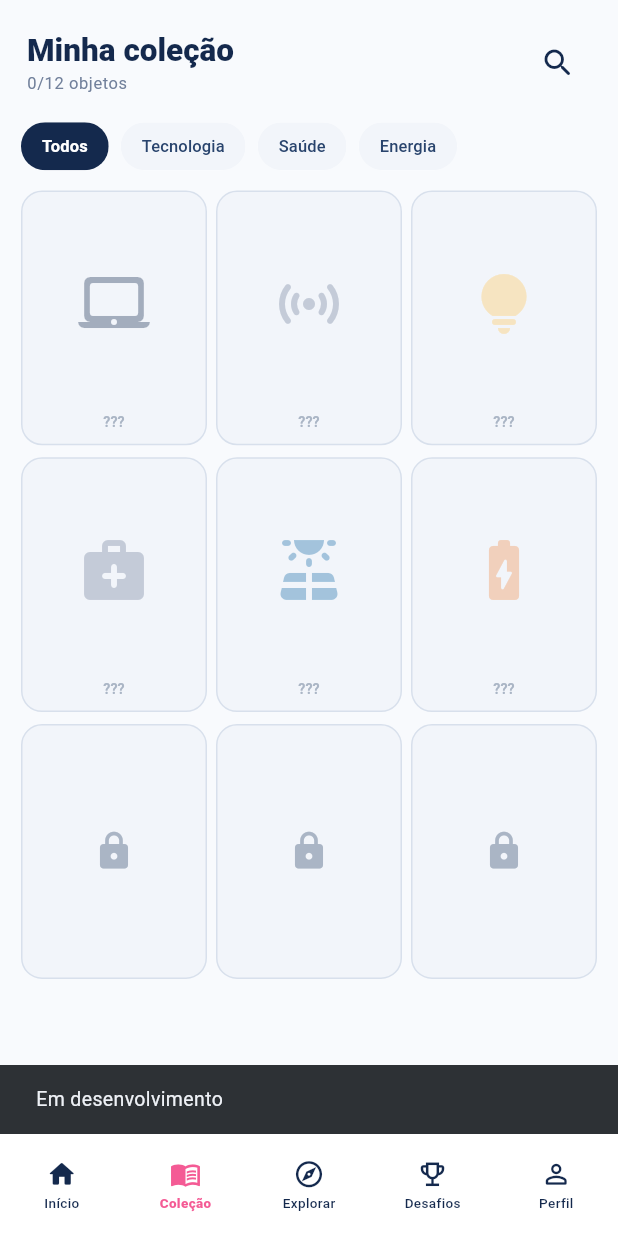
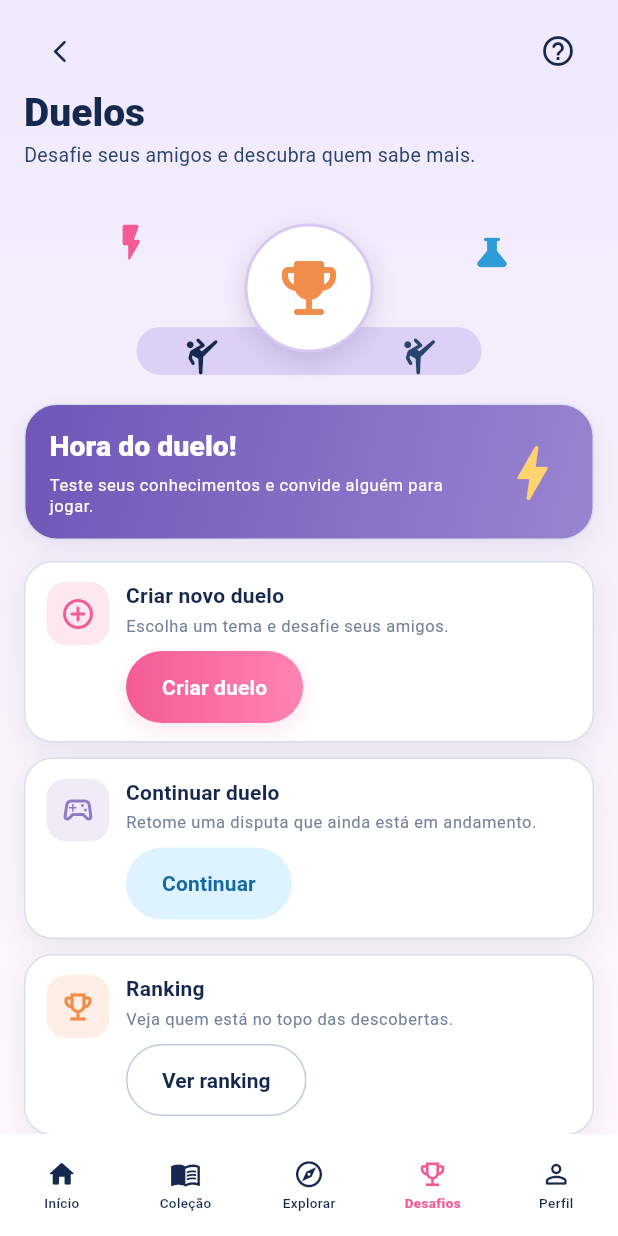
Before and after one commit to juliarichesky/descobrix-mobile, a Flutter app: the CollectionScreen screen opened directly, item 4 of the bottom bar chosen, on a phone screen of 412 x 824 dp. Run offline on Flutter 3.47's test engine with Material 3 defaults, Android fonts, the phone set to English and light mode, and no system bars; our stand-ins replace camera, shared_preferences; accounts and stored records are empty.

Commit message:
feat: implement duels screen

```diff
--- a/lib/screens/collection_screen.dart
+++ b/lib/screens/collection_screen.dart
@@ -3,6 +3,7 @@ import 'package:flutter/material.dart';
 import '../data/local_collection_store.dart';
 import '../models/discovery.dart';
 import '../theme/app_colors.dart';
+import 'duels_screen.dart';
 import 'item_detail_screen.dart';
 import 'scanner_screen.dart';
 
@@ -129,6 +130,9 @@ class _CollectionScreenState extends State<CollectionScreen> {
         ).push(MaterialPageRoute<void>(builder: (_) => const ScannerScreen()));
         return;
       case 3:
+        Navigator.of(context)
+            .push(MaterialPageRoute<void>(builder: (_) => const DuelsScreen()));
+        return;
       case 4:
         ScaffoldMessenger.of(context)
             .showSnackBar(const SnackBar(content: Text('Em desenvolvimento')));
--- /dev/null
+++ b/lib/screens/duels_screen.dart
@@ -0,0 +1,402 @@
+import 'package:flutter/material.dart';
+
+import '../theme/app_colors.dart';
+import '../widgets/app_button.dart';
+import '../widgets/app_card.dart';
+import 'collection_screen.dart';
+import 'scanner_screen.dart';
+
+class DuelsScreen extends StatelessWidget {
+  const DuelsScreen({super.key});
+
+  void _showInDevelopment(BuildContext context) {
+    ScaffoldMessenger.of(context)
+      ..hideCurrentSnackBar()
+      ..showSnackBar(const SnackBar(content: Text('Em desenvolvimento')));
+  }
+
+  void _openCollection(BuildContext context) {
+    Navigator.of(
+      context,
+    ).push(MaterialPageRoute<void>(builder: (_) => const CollectionScreen()));
+  }
+
+  void _openScanner(BuildContext context) {
+    Navigator.of(context)
+        .push(MaterialPageRoute<void>(builder: (_) => const ScannerScreen()));
+  }
+
+  void _onNavigationSelected(BuildContext context, int index) {
+    switch (index) {
+      case 0:
+        if (Navigator.of(context).canPop()) Navigator.of(context).pop();
+        return;
+      case 1:
+        _openCollection(context);
+        return;
+      case 2:
+        _openScanner(context);
+        return;
+      case 3:
+        return;
+      case 4:
+        _showInDevelopment(context);
+        return;
+    }
+  }
+
+  @override
+  Widget build(BuildContext context) {
+    final textTheme = Theme.of(context).textTheme;
+
+    return Scaffold(
+      backgroundColor: const Color(0xFFF5F0FC),
+      body: SafeArea(
+        bottom: false,
+        child: Container(
+          decoration: const BoxDecoration(
+            gradient: LinearGradient(
+              begin: Alignment.topCenter,
+              end: Alignment.bottomCenter,
+              colors: [Color(0xFFF0E9FC), Color(0xFFFFF8FC)],
+            ),
+          ),
+          child: SingleChildScrollView(
+            padding: const EdgeInsets.fromLTRB(16, 10, 16, 24),
+            child: Column(
+              crossAxisAlignment: CrossAxisAlignment.stretch,
+              children: [
+                Row(
+                  children: [
+                    IconButton(
+                      tooltip: 'Voltar',
+                      onPressed: () => Navigator.of(context).pop(),
+                      icon: const Icon(
+                        Icons.arrow_back_ios_new_rounded,
+                        size: 18,
+                      ),
+                      color: AppColors.navy,
+                    ),
+                    const Spacer(),
+                    IconButton(
+                      tooltip: 'Ajuda',
+                      onPressed: () => _showInDevelopment(context),
+                      icon: const Icon(Icons.help_outline_rounded),
+                      color: AppColors.navy,
+                    ),
+                  ],
+                ),
+                const SizedBox(height: 2),
+                Text('Duelos', style: textTheme.headlineLarge),
+                const SizedBox(height: 5),
+                Text(
+                  'Desafie seus amigos e descubra quem sabe mais.',
+                  style: textTheme.bodyMedium?.copyWith(
+                    color: AppColors.navySoft,
+                  ),
+                ),
+                const SizedBox(height: 16),
+                const _DuelIllustration(),
+                const SizedBox(height: 14),
+                AppCard(
+                  padding: const EdgeInsets.fromLTRB(16, 16, 16, 15),
+                  borderRadius: 22,
+                  gradient: const LinearGradient(
+                    begin: Alignment.topLeft,
+                    end: Alignment.bottomRight,
+                    colors: [Color(0xFF6F56B7), Color(0xFF9984D1)],
+                  ),
+                  child: Row(
+                    children: [
+                      Expanded(
+                        child: Column(
+                          crossAxisAlignment: CrossAxisAlignment.start,
+                          children: [
+                            Text(
+                              'Hora do duelo!',
+                              style: textTheme.titleLarge?.copyWith(
+                                color: AppColors.surface,
+                                fontSize: 19,
+                              ),
+                            ),
+                            const SizedBox(height: 7),
+                            Text(
+                              'Teste seus conhecimentos e convide alguém para jogar.',
+                              style: textTheme.bodySmall?.copyWith(
+                                color: AppColors.surface,
+                                height: 1.3,
+                              ),
+                            ),
+                          ],
+                        ),
+                      ),
+                      const SizedBox(width: 10),
+                      const Icon(
+                        Icons.bolt_rounded,
+                        color: Color(0xFFFFD36E),
+                        size: 48,
+                      ),
+                    ],
+                  ),
+                ),
+                const SizedBox(height: 14),
+                _DuelActionCard(
+                  icon: Icons.add_circle_outline_rounded,
+                  iconColor: AppColors.pink,
+                  title: 'Criar novo duelo',
+                  description: 'Escolha um tema e desafie seus amigos.',
+                  buttonLabel: 'Criar duelo',
+                  buttonVariant: AppButtonVariant.primary,
+                  onPressed: () => _showInDevelopment(context),
+                ),
+                const SizedBox(height: 10),
+                _DuelActionCard(
+                  icon: Icons.sports_esports_outlined,
+                  iconColor: AppColors.purple,
+                  title: 'Continuar duelo',
+                  description:
+                      'Retome uma disputa que ainda está em andamento.',
+                  buttonLabel: 'Continuar',
+                  buttonVariant: AppButtonVariant.secondary,
+                  onPressed: () => _showInDevelopment(context),
+                ),
+                const SizedBox(height: 10),
+                _DuelActionCard(
+                  icon: Icons.emoji_events_outlined,
+                  iconColor: AppColors.orange,
+                  title: 'Ranking',
+                  description: 'Veja quem está no topo das descobertas.',
+                  buttonLabel: 'Ver ranking',
+                  buttonVariant: AppButtonVariant.outline,
+                  onPressed: () => _showInDevelopment(context),
+                ),
+              ],
+            ),
+          ),
+        ),
+      ),
+      bottomNavigationBar: _DuelNavigation(
+        selectedIndex: 3,
+        onSelected: (index) => _onNavigationSelected(context, index),
+      ),
+    );
+  }
+}
+
+class _DuelIllustration extends StatelessWidget {
+  const _DuelIllustration();
+
+  @override
+  Widget build(BuildContext context) {
+    return SizedBox(
+      height: 126,
+      child: Stack(
+        alignment: Alignment.center,
+        children: [
+          Positioned(
+            bottom: 5,
+            child: Container(
+              width: 230,
+              height: 32,
+              decoration: BoxDecoration(
+                color: const Color(0xFFDCD0F6),
+                borderRadius: BorderRadius.circular(50),
+              ),
+            ),
+          ),
+          const Positioned(
+            left: 57,
+            top: 18,
+            child: Icon(
+              Icons.flash_on_rounded,
+              color: AppColors.pink,
+              size: 30,
+            ),
+          ),
+          const Positioned(
+            right: 55,
+            top: 26,
+            child: Icon(Icons.science_rounded, color: AppColors.blue, size: 26),
+          ),
+          Container(
+            width: 86,
+            height: 86,
+            decoration: BoxDecoration(
+              color: AppColors.surface,
+              shape: BoxShape.circle,
+              border: Border.all(color: const Color(0xFFD7C9F1), width: 2),
+              boxShadow: const [
+                BoxShadow(
+                  color: Color(0x262F1B59),
+                  blurRadius: 14,
+                  offset: Offset(0, 5),
+                ),
+              ],
+            ),
+            child: const Icon(
+              Icons.emoji_events_rounded,
+              color: AppColors.orange,
+              size: 48,
+            ),
+          ),
+          const Positioned(
+            left: 105,
+            bottom: 3,
+            child: Icon(
+              Icons.sports_martial_arts_rounded,
+              color: AppColors.navy,
+              size: 28,
+            ),
+          ),
+          const Positioned(
+            right: 102,
+            bottom: 3,
+            child: Icon(
+              Icons.sports_martial_arts_rounded,
+              color: AppColors.navySoft,
+              size: 28,
+            ),
+          ),
+        ],
+      ),
+    );
+  }
+}
+
+class _DuelActionCard extends StatelessWidget {
+  const _DuelActionCard({
+    required this.icon,
+    required this.iconColor,
+    required this.title,
+    required this.description,
+    required this.buttonLabel,
+    required this.buttonVariant,
+    required this.onPressed,
+  });
+
+  final IconData icon;
+  final Color iconColor;
+  final String title;
+  final String description;
+  final String buttonLabel;
+  final AppButtonVariant buttonVariant;
+  final VoidCallback onPressed;
+
+  @override
+  Widget build(BuildContext context) {
+    return AppCard(
+      padding: const EdgeInsets.fromLTRB(14, 13, 14, 12),
+      borderRadius: 19,
+      child: Row(
+        crossAxisAlignment: CrossAxisAlignment.start,
+        children: [
+          Container(
+            width: 42,
+            height: 42,
+            decoration: BoxDecoration(
+              color: iconColor.withValues(alpha: 0.14),
+              borderRadius: BorderRadius.circular(13),
+            ),
+            child: Icon(icon, color: iconColor, size: 24),
+          ),
+          const SizedBox(width: 11),
+          Expanded(
+            child: Column(
+              crossAxisAlignment: CrossAxisAlignment.start,
+              children: [
+                Text(
+                  title,
+                  style: Theme.of(context).textTheme.titleMedium
+                      ?.copyWith(fontSize: 14),
+                ),
+                const SizedBox(height: 4),
+                Text(description, style: Theme.of(context).textTheme.bodySmall),
+                const SizedBox(height: 9),
+                Align(
+                  alignment: Alignment.centerLeft,
+                  child: SizedBox(
+                    height: 48,
+                    child: AppButton(
+                      label: buttonLabel,
+                      variant: buttonVariant,
+                      expand: false,
+                      onPressed: onPressed,
+                    ),
+                  ),
+                ),
+              ],
+            ),
+          ),
+        ],
+      ),
+    );
+  }
+}
+
+class _DuelNavigation extends StatelessWidget {
+  const _DuelNavigation({
+    required this.selectedIndex,
+    required this.onSelected,
+  });
+
+  final int selectedIndex;
+  final ValueChanged<int> onSelected;
+
+  static const _items = [
+    (label: 'Início', icon: Icons.home_rounded),
+    (label: 'Coleção', icon: Icons.menu_book_outlined),
+    (label: 'Explorar', icon: Icons.explore_outlined),
+    (label: 'Desafios', icon: Icons.emoji_events_outlined),
+    (label: 'Perfil', icon: Icons.person_outline_rounded),
+  ];
+
+  @override
+  Widget build(BuildContext context) {
+    return Material(
+      color: AppColors.surface,
+      elevation: 10,
+      shadowColor: const Color(0x240E2A4D),
+      child: SafeArea(
+        top: false,
+        child: SizedBox(
+          height: 68,
+          child: Row(
+            children: [
+              for (var index = 0; index < _items.length; index++)
+                Expanded(
+                  child: InkWell(
+                    onTap: () => onSelected(index),
+                    child: Column(
+                      mainAxisAlignment: MainAxisAlignment.center,
+                      children: [
+                        Icon(
+                          _items[index].icon,
+                          color: index == selectedIndex
+                              ? AppColors.pink
+                              : AppColors.navy,
+                          size: 21,
+                        ),
+                        const SizedBox(height: 3),
+                        Text(
+                          _items[index].label,
+                          style: TextStyle(
+                            color: index == selectedIndex
+                                ? AppColors.pink
+                                : AppColors.navy,
+                            fontSize: 9,
+                            fontWeight: index == selectedIndex
+                                ? FontWeight.w800
+                                : FontWeight.w500,
+                          ),
+                        ),
+                      ],
+                    ),
+                  ),
+                ),
+            ],
+          ),
+        ),
+      ),
+    );
+  }
+}
--- a/lib/screens/home_screen.dart
+++ b/lib/screens/home_screen.dart
@@ -5,6 +5,7 @@ import '../models/local_account.dart';
 import '../theme/app_colors.dart';
 import '../widgets/app_card.dart';
 import 'collection_screen.dart';
+import 'duels_screen.dart';
 import 'scanner_screen.dart';
 
 class HomeScreen extends StatefulWidget {
@@ -71,6 +72,7 @@ class _HomeScreenState extends State<HomeScreen> {
                   const SizedBox(height: 12),
                   _QuickCards(
                     onCollection: _openCollection,
+                    onDuels: _openDuels,
                     onOther: _showInDevelopment,
                   ),
                   const SizedBox(height: 20),
@@ -91,6 +93,10 @@ class _HomeScreenState extends State<HomeScreen> {
           }
           if (index == 2) {
             _openScanner();
+            return;
+          }
+          if (index == 3) {
+            _openDuels();
             return;
           }
           setState(() => _selectedIndex = index);
@@ -115,6 +121,11 @@ class _HomeScreenState extends State<HomeScreen> {
     Navigator.of(
       context,
     ).push(MaterialPageRoute<void>(builder: (_) => const CollectionScreen()));
+  }
+
+  void _openDuels() {
+    Navigator.of(context)
+        .push(MaterialPageRoute<void>(builder: (_) => const DuelsScreen()));
   }
 }
 
@@ -326,9 +337,14 @@ class _CameraIllustration extends StatelessWidget {
 }
 
 class _QuickCards extends StatelessWidget {
-  const _QuickCards({required this.onCollection, required this.onOther});
+  const _QuickCards({
+    required this.onCollection,
+    required this.onDuels,
+    required this.onOther,
+  });
 
   final VoidCallback onCollection;
+  final VoidCallback onDuels;
   final VoidCallback onOther;
 
   @override
@@ -353,7 +369,7 @@ class _QuickCards extends StatelessWidget {
               detail: '',
               icon: Icons.emoji_events_rounded,
               iconColor: AppColors.orange,
-              onTap: onOther,
+              onTap: onDuels,
             ),
           ),
           const SizedBox(width: 8),
```
